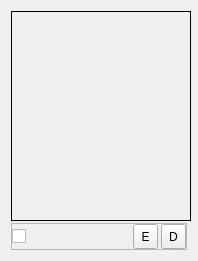
Before: the Qt Designer form VFR_system/DisplayUserInfoItem.ui in zhw201906/VFR_system, drawn with Qt 5.
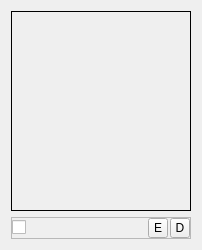
After: the same form once the commit is applied. Icons and pictures are not drawn.

Patch:
```diff
--- a/VFR_system/DisplayUserInfoItem.ui
+++ b/VFR_system/DisplayUserInfoItem.ui
@@ -7,13 +7,13 @@
     <x>0</x>
     <y>0</y>
     <width>198</width>
-    <height>261</height>
+    <height>246</height>
    </rect>
   </property>
   <property name="minimumSize">
    <size>
-    <width>198</width>
-    <height>261</height>
+    <width>0</width>
+    <height>0</height>
    </size>
   </property>
   <property name="maximumSize">
@@ -31,13 +31,13 @@
      <property name="minimumSize">
       <size>
        <width>180</width>
-       <height>210</height>
+       <height>200</height>
       </size>
      </property>
      <property name="maximumSize">
       <size>
        <width>180</width>
-       <height>210</height>
+       <height>200</height>
       </size>
      </property>
      <property name="frameShape">
@@ -46,6 +46,9 @@
      <property name="text">
       <string/>
      </property>
+     <property name="alignment">
+      <set>Qt::AlignCenter</set>
+     </property>
     </widget>
    </item>
    <item>
@@ -64,7 +67,7 @@
      </property>
      <layout class="QHBoxLayout" name="horizontalLayout" stretch="10,0,0">
       <property name="spacing">
-       <number>3</number>
+       <number>2</number>
       </property>
       <property name="leftMargin">
        <number>0</number>
@@ -95,14 +98,14 @@
        <widget class="QToolButton" name="toolButton_edit">
         <property name="minimumSize">
          <size>
-          <width>25</width>
-          <height>25</height>
+          <width>20</width>
+          <height>20</height>
          </size>
         </property>
         <property name="maximumSize">
          <size>
-          <width>25</width>
-          <height>25</height>
+          <width>20</width>
+          <height>20</height>
          </size>
         </property>
         <property name="text">
@@ -114,8 +117,8 @@
         </property>
         <property name="iconSize">
          <size>
-          <width>20</width>
-          <height>20</height>
+          <width>16</width>
+          <height>16</height>
          </size>
         </property>
        </widget>
@@ -124,14 +127,14 @@
        <widget class="QToolButton" name="toolButton_del">
         <property name="minimumSize">
          <size>
-          <width>25</width>
-          <height>25</height>
+          <width>20</width>
+          <height>20</height>
          </size>
         </property>
         <property name="maximumSize">
          <size>
-          <width>25</width>
-          <height>25</height>
+          <width>20</width>
+          <height>20</height>
          </size>
         </property>
         <property name="text">
@@ -143,8 +146,8 @@
         </property>
         <property name="iconSize">
          <size>
-          <width>20</width>
-          <height>20</height>
+          <width>16</width>
+          <height>16</height>
          </size>
         </property>
        </widget>
```
